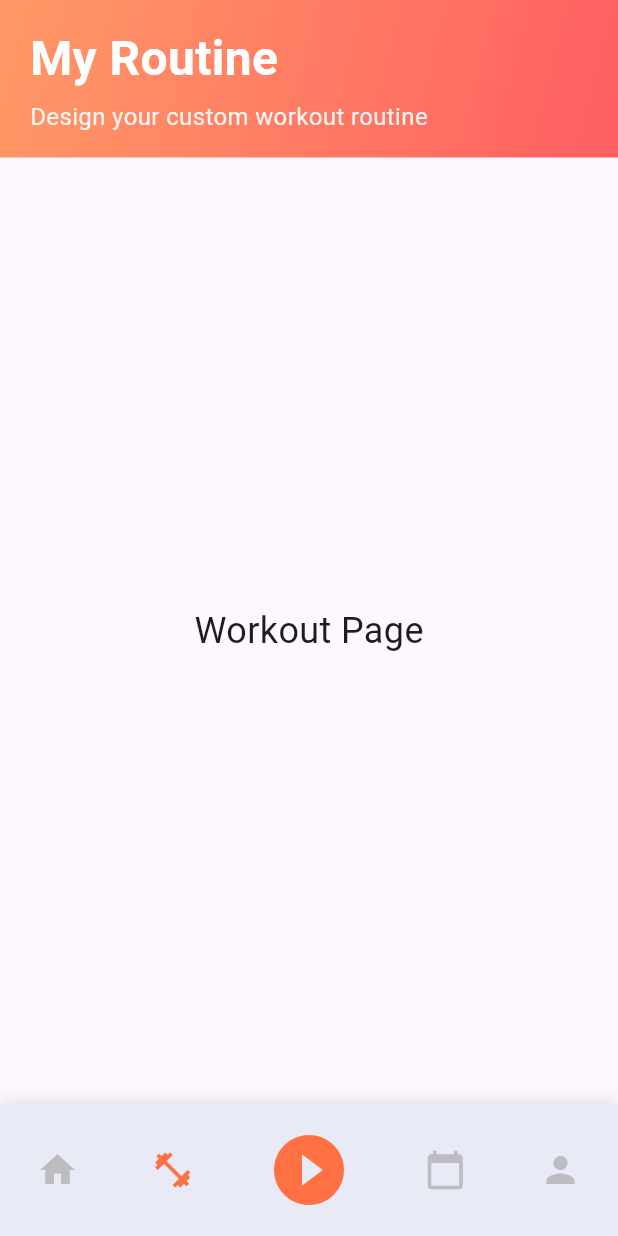
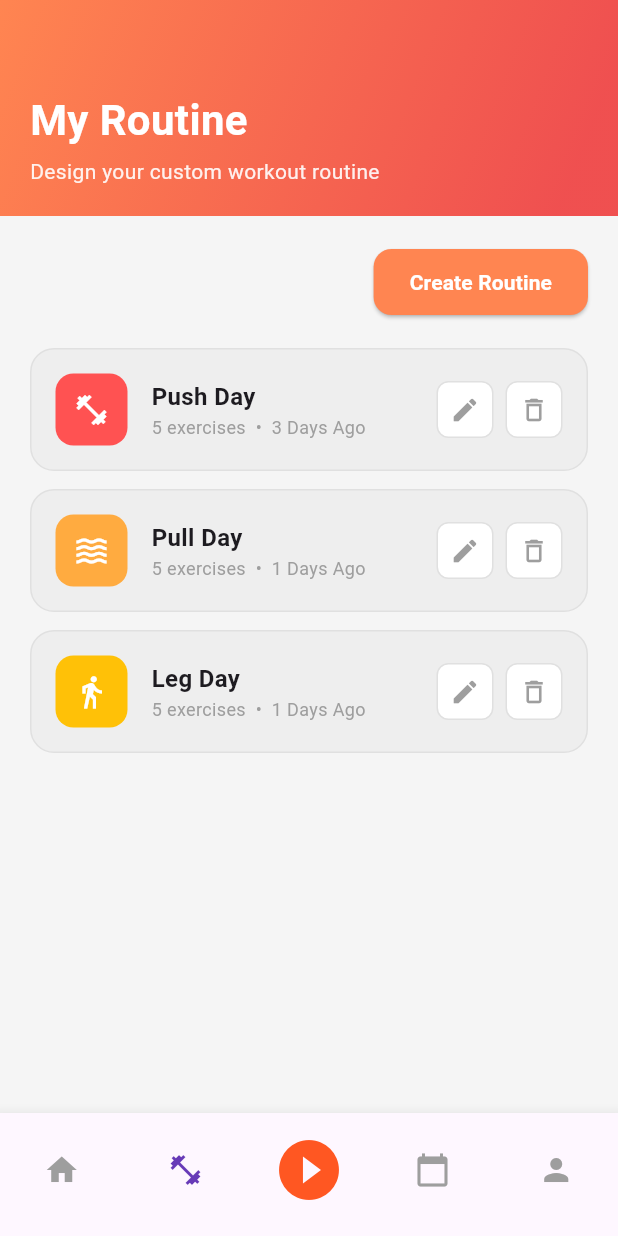
Before and after one commit to touchtt0205/Today-I-Lift, a Flutter app: the screen it shows after launch, item 2 of the bottom bar chosen, on a phone screen of 412 x 824 dp. Run offline on Flutter 3.47's test engine with Material 3 defaults, Android fonts, the phone set to English and light mode, and no system bars.

Commit message:
Feat : Homepage , Routine page

```diff
--- /dev/null
+++ b/lib/home_screen.dart
@@ -0,0 +1,280 @@
+import 'package:flutter/material.dart';
+import 'widgets/stat_card.dart';
+import 'widgets/last_workout_card.dart';
+import 'widgets/routine_card.dart';
+import 'routine_screen.dart';
+
+class HomeScreen extends StatefulWidget {
+  const HomeScreen({super.key});
+
+  @override
+  State<HomeScreen> createState() => _HomeScreenState();
+}
+
+class _HomeScreenState extends State<HomeScreen> {
+  int _selectedIndex = 0;
+
+  final List<Widget> _pages = [
+    const HomeContent(),
+    const RoutineScreen(),
+    const Center(child: Text('Start Page')),
+    const Center(child: Text('Calendar Page')),
+    const Center(child: Text('Profile Page')),
+  ];
+
+  void _onItemTapped(int index) {
+    setState(() {
+      _selectedIndex = index;
+    });
+  }
+
+  @override
+  Widget build(BuildContext context) {
+    return Scaffold(
+      body: _pages[_selectedIndex],
+
+      bottomNavigationBar: BottomNavigationBar(
+        type: BottomNavigationBarType.fixed,
+        selectedItemColor: Colors.deepPurple,
+        unselectedItemColor: Colors.grey,
+        showSelectedLabels: false,
+        showUnselectedLabels: false,
+        currentIndex: _selectedIndex,
+        onTap: _onItemTapped,
+        items: const [
+          BottomNavigationBarItem(icon: Icon(Icons.home), label: 'Home'),
+          BottomNavigationBarItem(
+            icon: Icon(Icons.fitness_center),
+            label: 'Lift',
+          ),
+          BottomNavigationBarItem(
+            icon: Icon(
+              Icons.play_circle_fill,
+              size: 48,
+              color: Colors.deepOrange,
+            ),
+            label: 'Start',
+          ),
+          BottomNavigationBarItem(
+            icon: Icon(Icons.calendar_today),
+            label: 'Calendar',
+          ),
+          BottomNavigationBarItem(icon: Icon(Icons.person), label: 'Profile'),
+        ],
+      ),
+    );
+  }
+}
+
+class HomeContent extends StatelessWidget {
+  const HomeContent({super.key});
+
+  @override
+  Widget build(BuildContext context) {
+    return SingleChildScrollView(
+      child: Column(
+        children: [
+          _buildHeader(),
+          Padding(
+            padding: const EdgeInsets.all(20.0),
+            child: Column(
+              crossAxisAlignment: CrossAxisAlignment.start,
+              children: [
+                // --- Section: Last Workout ---
+                const Text(
+                  'Last Workout',
+                  style: TextStyle(fontSize: 18, fontWeight: FontWeight.bold),
+                ),
+                const SizedBox(height: 12),
+                const LastWorkoutCard(),
+                const SizedBox(height: 24),
+
+                // --- Section: Recent PRs ---
+                const Text(
+                  'Recent PRs',
+                  style: TextStyle(fontSize: 18, fontWeight: FontWeight.bold),
+                ),
+                const SizedBox(height: 12),
+                _buildRecentPRsList(),
+                const SizedBox(height: 24),
+
+                // --- Section: My Routines ---
+                const Text(
+                  'My Routines',
+                  style: TextStyle(fontSize: 18, fontWeight: FontWeight.bold),
+                ),
+                const SizedBox(height: 12),
+                const RoutineCard(
+                  title: 'Push Day',
+                  subtitle: '5 exercises • 3 Days Ago',
+                  icon: Icons.fitness_center,
+                  iconColor: Colors.redAccent,
+                ),
+                const RoutineCard(
+                  title: 'Pull Day',
+                  subtitle: '5 exercises • 1 Days Ago',
+                  icon: Icons.waves,
+                  iconColor: Colors.orangeAccent,
+                ),
+                const RoutineCard(
+                  title: 'Leg Day',
+                  subtitle: '5 exercises • 1 Days Ago',
+                  icon: Icons.directions_walk,
+                  iconColor: Colors.amber,
+                ),
+              ],
+            ),
+          ),
+        ],
+      ),
+    );
+  }
+
+  Widget _buildHeader() {
+    return Container(
+      height: 280, // ปรับความสูงเล็กน้อย
+      decoration: const BoxDecoration(
+        gradient: LinearGradient(
+          begin: Alignment.topLeft,
+          end: Alignment(0.8, 1),
+          colors: <Color>[Color(0xFFFF8551), Color(0xEEEF4444)],
+        ),
+      ),
+      child: Stack(
+        children: [
+          Positioned(
+            top: 45,
+            right: 16,
+            child: Container(
+              decoration: BoxDecoration(
+                color: Colors.white.withOpacity(0.3),
+                shape: BoxShape.circle,
+              ),
+              child: IconButton(
+                icon: const Icon(Icons.nightlight_round, color: Colors.white),
+                onPressed: () {},
+              ),
+            ),
+          ),
+          const Padding(
+            padding: EdgeInsets.fromLTRB(16, 0, 16, 20),
+            child: Column(
+              mainAxisAlignment: MainAxisAlignment.end,
+              crossAxisAlignment: CrossAxisAlignment.start,
+              children: [
+                Text(
+                  'Today I Lift',
+                  style: TextStyle(
+                    color: Colors.white,
+                    fontSize: 32,
+                    fontWeight: FontWeight.bold,
+                  ),
+                ),
+                SizedBox(height: 4),
+                Text(
+                  'Saturday, Jan 4, 2026',
+                  style: TextStyle(color: Colors.white70, fontSize: 16),
+                ),
+                SizedBox(height: 20),
+                Row(
+                  children: [
+                    Expanded(
+                      child: StatCard(
+                        icon: Icons.local_fire_department,
+                        label: 'Streak',
+                        value: '5 🔥',
+                      ),
+                    ),
+                    SizedBox(width: 8),
+                    Expanded(
+                      child: StatCard(
+                        icon: Icons.track_changes,
+                        label: 'This Week',
+                        value: '6',
+                        subValue: 'workouts',
+                      ),
+                    ),
+                    SizedBox(width: 8),
+                    Expanded(
+                      child: StatCard(
+                        icon: Icons.emoji_events,
+                        label: 'New PRs',
+                        value: '5',
+                      ),
+                    ),
+                  ],
+                ),
+              ],
+            ),
+          ),
+        ],
+      ),
+    );
+  }
+
+  Widget _buildRecentPRsList() {
+    return Container(
+      decoration: BoxDecoration(
+        color: Colors.grey[200],
+        borderRadius: BorderRadius.circular(16),
+      ),
+      child: Column(
+        children: [
+          _buildPRItem('Bench Press', '2 days ago', '65 Kg', '+5kg'),
+          const Divider(height: 1, indent: 16, endIndent: 16),
+          _buildPRItem('Squat', '2 days ago', '85 Kg', '+5kg'),
+          const Divider(height: 1, indent: 16, endIndent: 16),
+          _buildPRItem('Deadlift', '2 days ago', '105 Kg', '+5kg'),
+        ],
+      ),
+    );
+  }
+
+  Widget _buildPRItem(String name, String date, String weight, String diff) {
+    return Padding(
+      padding: const EdgeInsets.all(16.0),
+      child: Row(
+        mainAxisAlignment: MainAxisAlignment.spaceBetween,
+        children: [
+          Column(
+            crossAxisAlignment: CrossAxisAlignment.start,
+            children: [
+              Text(
+                name,
+                style: const TextStyle(
+                  fontWeight: FontWeight.bold,
+                  fontSize: 16,
+                ),
+              ),
+              Text(
+                date,
+                style: const TextStyle(color: Colors.grey, fontSize: 12),
+              ),
+            ],
+          ),
+          Column(
+            crossAxisAlignment: CrossAxisAlignment.end,
+            children: [
+              Text(
+                weight,
+                style: const TextStyle(
+                  fontWeight: FontWeight.bold,
+                  fontSize: 16,
+                  color: Colors.deepOrange,
+                ),
+              ),
+              Text(
+                diff,
+                style: const TextStyle(
+                  color: Colors.green,
+                  fontSize: 10,
+                  fontWeight: FontWeight.bold,
+                ),
+              ),
+            ],
+          ),
+        ],
+      ),
+    );
+  }
+}
--- a/lib/main.dart
+++ b/lib/main.dart
@@ -1,6 +1,23 @@
 import 'package:flutter/material.dart';
-import 'app/app.dart';
+import 'home_screen.dart';
 
 void main() {
-  runApp(const TodayILiftApp());
+  runApp(const MyApp());
 }
+
+class MyApp extends StatelessWidget {
+  const MyApp({super.key});
+
+  @override
+  Widget build(BuildContext context) {
+    return MaterialApp(
+      debugShowCheckedModeBanner: false,
+      title: 'Today I Lift',
+      theme: ThemeData(
+        colorScheme: ColorScheme.fromSeed(seedColor: Colors.deepPurple),
+        useMaterial3: true,
+      ),
+      home: const HomeScreen(),
+    );
+  }
+}
--- /dev/null
+++ b/lib/routine_screen.dart
@@ -0,0 +1,178 @@
+import 'package:flutter/material.dart';
+
+class RoutineScreen extends StatelessWidget {
+  const RoutineScreen({super.key});
+
+  @override
+  Widget build(BuildContext context) {
+    return Scaffold(
+      backgroundColor: const Color(0xFFF5F5F5),
+      body: Column(
+        children: [
+          // --- 1. ส่วน Header (Gradient) ---
+          Container(
+            width: double.infinity,
+            padding: const EdgeInsets.fromLTRB(20, 60, 20, 20),
+            decoration: const BoxDecoration(
+              gradient: LinearGradient(
+                begin: Alignment.topLeft,
+                end: Alignment(0.8, 1),
+                colors: <Color>[Color(0xFFFF8551), Color(0xEEEF4444)],
+              ),
+            ),
+            child: Column(
+              crossAxisAlignment: CrossAxisAlignment.start,
+              children: [
+                const Text(
+                  'My Routine',
+                  style: TextStyle(
+                    color: Colors.white,
+                    fontSize: 28,
+                    fontWeight: FontWeight.bold,
+                  ),
+                ),
+                const SizedBox(height: 4),
+                Text(
+                  'Design your custom workout routine',
+                  style: TextStyle(
+                    color: Colors.white.withOpacity(0.9),
+                    fontSize: 14,
+                  ),
+                ),
+              ],
+            ),
+          ),
+
+          // --- 2. ส่วนเนื้อหา (Body) ---
+          Expanded(
+            child: ListView(
+              padding: const EdgeInsets.all(20),
+              children: [
+                // ปุ่ม Create Routine ชิดขวา
+                Align(
+                  alignment: Alignment.centerRight,
+                  child: ElevatedButton(
+                    onPressed: () {},
+                    style: ElevatedButton.styleFrom(
+                      backgroundColor: const Color(0xFFFF8551),
+                      foregroundColor: Colors.white,
+                      shape: RoundedRectangleBorder(
+                        borderRadius: BorderRadius.circular(12),
+                      ),
+                      padding: const EdgeInsets.symmetric(
+                        horizontal: 24,
+                        vertical: 12,
+                      ),
+                    ),
+                    child: const Text(
+                      'Create Routine',
+                      style: TextStyle(fontWeight: FontWeight.bold),
+                    ),
+                  ),
+                ),
+
+                const SizedBox(height: 20),
+
+                // รายการ Routines
+                _buildRoutineItem(
+                  title: 'Push Day',
+                  subtitle: '5 exercises  •  3 Days Ago',
+                  icon: Icons.fitness_center,
+                  color: Colors.redAccent,
+                ),
+                _buildRoutineItem(
+                  title: 'Pull Day',
+                  subtitle: '5 exercises  •  1 Days Ago',
+                  icon: Icons.waves,
+                  color: Colors.orangeAccent,
+                ),
+                _buildRoutineItem(
+                  title: 'Leg Day',
+                  subtitle: '5 exercises  •  1 Days Ago',
+                  icon: Icons.directions_walk,
+                  color: Colors.amber,
+                ),
+              ],
+            ),
+          ),
+        ],
+      ),
+    );
+  }
+
+  Widget _buildRoutineItem({
+    required String title,
+    required String subtitle,
+    required IconData icon,
+    required Color color,
+  }) {
+    return Container(
+      margin: const EdgeInsets.only(bottom: 12),
+      padding: const EdgeInsets.all(16),
+      decoration: BoxDecoration(
+        color: Colors.grey[200],
+        borderRadius: BorderRadius.circular(16),
+        border: Border.all(color: Colors.grey.shade300),
+      ),
+      child: Row(
+        children: [
+          // Icon Box
+          Container(
+            padding: const EdgeInsets.all(12),
+            decoration: BoxDecoration(
+              color: color,
+              borderRadius: BorderRadius.circular(12),
+            ),
+            child: Icon(icon, color: Colors.white),
+          ),
+          const SizedBox(width: 16),
+
+          // Texts
+          Expanded(
+            child: Column(
+              crossAxisAlignment: CrossAxisAlignment.start,
+              children: [
+                Text(
+                  title,
+                  style: const TextStyle(
+                    fontSize: 16,
+                    fontWeight: FontWeight.bold,
+                  ),
+                ),
+                Text(
+                  subtitle,
+                  style: const TextStyle(color: Colors.grey, fontSize: 12),
+                ),
+              ],
+            ),
+          ),
+
+          // Action Buttons (Edit & Delete)
+          Container(
+            padding: const EdgeInsets.all(8),
+            decoration: BoxDecoration(
+              color: Colors.white,
+              borderRadius: BorderRadius.circular(8),
+              border: Border.all(color: Colors.grey.shade300),
+            ),
+            child: const Icon(Icons.edit, size: 20, color: Colors.grey),
+          ),
+          const SizedBox(width: 8),
+          Container(
+            padding: const EdgeInsets.all(8),
+            decoration: BoxDecoration(
+              color: Colors.white,
+              borderRadius: BorderRadius.circular(8),
+              border: Border.all(color: Colors.grey.shade300),
+            ),
+            child: const Icon(
+              Icons.delete_outline,
+              size: 20,
+              color: Colors.grey,
+            ),
+          ),
+        ],
+      ),
+    );
+  }
+}
```
Also changed, not shown: lib/widgets/last_workout_card.dart (added, +119 -0 lines), lib/widgets/routine_card.dart (added, +59 -0 lines), lib/widgets/stat_card.dart (added, +57 -0 lines).
